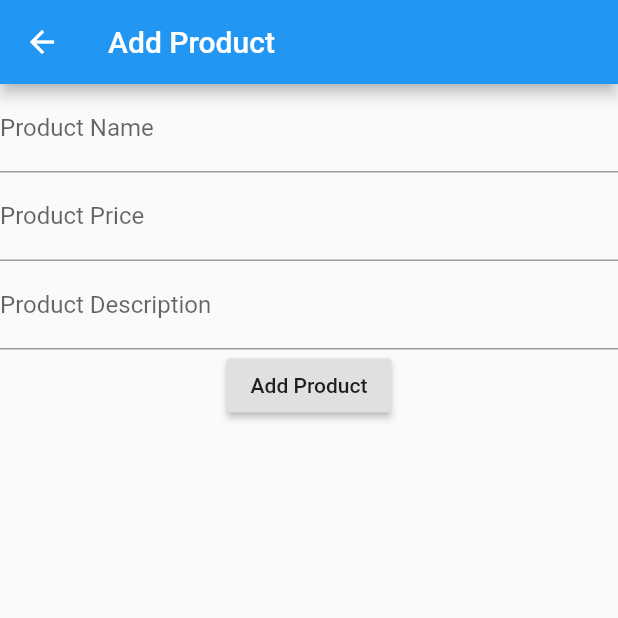
After one commit to MuhammadAliKust/Classes, a Flutter app: the Dashboard screen opened directly, after a tap on "Add Products", on a phone screen of 412 x 824 dp, the top half of it. The commit adds this screen. Run offline on Flutter 3.47's test engine with Material 2 defaults, Android fonts, the phone set to English and light mode, and no system bars; our stand-ins replace cloud_firestore, firebase_auth, firebase_core, loading_overlay, smooth_star_rating; accounts and stored records are empty.

Commit message:
Add and Display Products

```diff
--- /dev/null
+++ b/lib/addProduct.dart
@@ -0,0 +1,46 @@
+import 'package:cloud_firestore/cloud_firestore.dart';
+import 'package:first_intro_class/helper.dart';
+import 'package:flutter/material.dart';
+
+class AddProduct extends StatelessWidget {
+  TextEditingController _nameController = TextEditingController();
+  TextEditingController _priceController = TextEditingController();
+  TextEditingController _descriptionController = TextEditingController();
+
+  @override
+  Widget build(BuildContext context) {
+    getUserID();
+    return Scaffold(
+      appBar: AppBar(
+        title: Text("Add Product"),
+      ),
+      body: Column(
+        children: [
+          TextFormField(
+            controller: _nameController,
+            decoration: InputDecoration(labelText: "Product Name"),
+          ),
+          TextFormField(
+            controller: _priceController,
+            decoration: InputDecoration(labelText: "Product Price"),
+          ),
+          TextFormField(
+            controller: _descriptionController,
+            decoration: InputDecoration(labelText: "Product Description"),
+          ),
+          RaisedButton(
+            onPressed: () {
+              FirebaseFirestore.instance.collection('productData').add({
+                'productName': _nameController.text,
+                'productPrice': _priceController.text,
+                'productDescription': _descriptionController.text,
+                'uid': getUserID()
+              });
+            },
+            child: Text("Add Product"),
+          ),
+        ],
+      ),
+    );
+  }
+}
--- /dev/null
+++ b/lib/dashBoard.dart
@@ -0,0 +1,40 @@
+import 'package:first_intro_class/addProduct.dart';
+import 'package:first_intro_class/displayProducts.dart';
+import 'package:flutter/material.dart';
+
+class Dashboard extends StatelessWidget {
+  @override
+  Widget build(BuildContext context) {
+    return Scaffold(
+      appBar: AppBar(
+        title: Text("Dashboard "),
+      ),
+      body: Column(
+        children: [
+          RaisedButton(
+            onPressed: () {
+              Navigator.push(context,
+                  MaterialPageRoute(builder: (context) => AddProduct()));
+            },
+            child: Text("Add Products"),
+          ),
+          RaisedButton(
+            onPressed: () {
+              Navigator.push(context,
+                  MaterialPageRoute(builder: (context) => DisplayProducts()));
+            },
+            child: Text("Display Products"),
+          ),
+          RaisedButton(
+            onPressed: () {},
+            child: Text("Delete Product"),
+          ),
+          RaisedButton(
+            onPressed: () {},
+            child: Text("Edit Product"),
+          ),
+        ],
+      ),
+    );
+  }
+}
--- /dev/null
+++ b/lib/helper.dart
@@ -0,0 +1,8 @@
+import 'package:firebase_auth/firebase_auth.dart';
+
+String getUserID() {
+  final FirebaseAuth _auth = FirebaseAuth.instance;
+
+  User user = _auth.currentUser;
+  return user.uid;
+}
--- a/pubspec.yaml
+++ b/pubspec.yaml
@@ -31,6 +31,7 @@ dependencies:
   firebase_auth: ^1.0.1
   firebase_core: ^1.0.2
   loading_overlay: ^0.3.0
+  cloud_firestore: ^1.0.3
 
 
 dev_dependencies:
```
Also changed, not shown: lib/displayProducts.dart (added, +58 -0 lines), lib/login.dart (+3 -20 lines), pubspec.lock.
